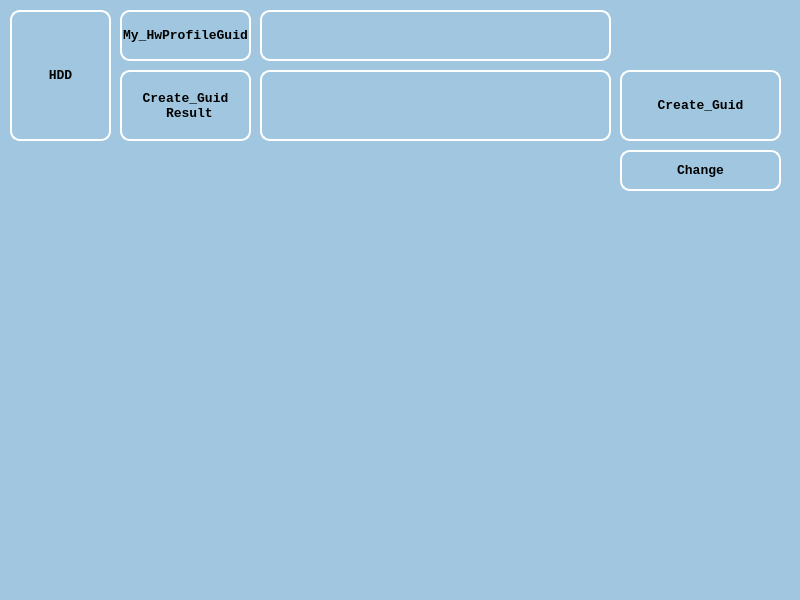
Before: the Qt Designer form my_design.ui in ckh2445/Python_Hwid_Changer, drawn with Qt 5.
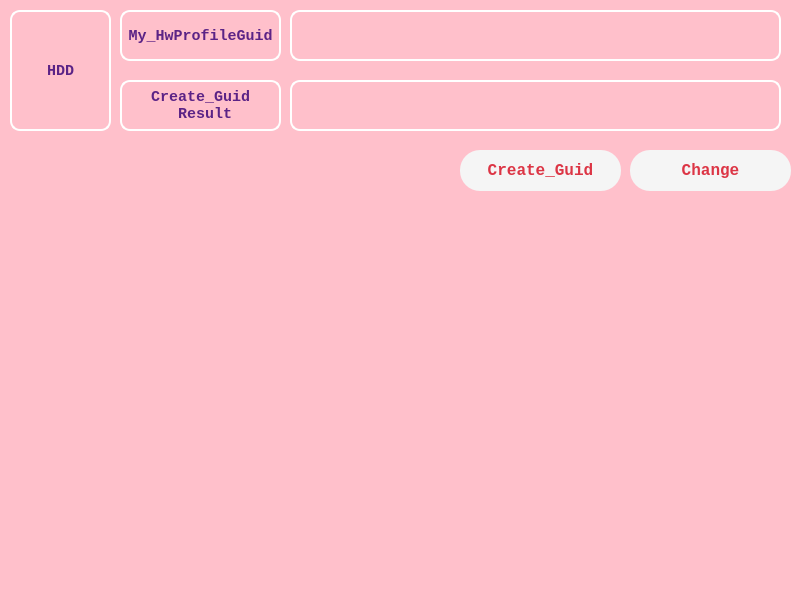
After: the same form once the commit is applied. Icons and pictures are not drawn.

What changed in the file:
```diff
--- a/my_design.ui
+++ b/my_design.ui
@@ -44,7 +44,7 @@
     <normaloff>../종합/다운로드.png</normaloff>../종합/다운로드.png</iconset>
   </property>
   <property name="styleSheet">
-   <string notr="true">background-color: rgb(161, 199, 224);
+   <string notr="true">background-color: pink;
 QAbstractScrollArea.background:white;</string>
   </property>
   <property name="dockNestingEnabled">
@@ -54,7 +54,7 @@
    <widget class="QPushButton" name="BT_Change">
     <property name="geometry">
      <rect>
-      <x>620</x>
+      <x>630</x>
       <y>150</y>
       <width>161</width>
       <height>41</height>
@@ -63,7 +63,7 @@
     <property name="font">
      <font>
       <family>Consolas</family>
-      <pointsize>10</pointsize>
+      <pointsize>12</pointsize>
       <weight>75</weight>
       <italic>false</italic>
       <bold>true</bold>
@@ -76,10 +76,10 @@
      <enum>Qt::NoFocus</enum>
     </property>
     <property name="styleSheet">
-     <string notr="true">background-color: rgba(0, 0, 0, 0);
- border: 2px solid white; 
-color: black;
-border-radius: 10px;</string>
+     <string notr="true">color: #dc3545;
+border-color: #dc3545;
+background-color: whitesmoke;
+border-radius: 20px;</string>
     </property>
     <property name="text">
      <string>Change</string>
@@ -90,22 +90,21 @@
      <rect>
       <x>120</x>
       <y>10</y>
-      <width>131</width>
+      <width>161</width>
       <height>51</height>
      </rect>
     </property>
     <property name="font">
      <font>
       <family>Consolas</family>
-      <pointsize>10</pointsize>
+      <pointsize>11</pointsize>
       <weight>75</weight>
       <bold>true</bold>
      </font>
     </property>
     <property name="styleSheet">
-     <string notr="true">background-color: rgba(0, 0, 0, 0);
- border: 2px solid white; 
-color: black;
+     <string notr="true">border: 2px solid white; 
+color: #5B2386;
 border-radius: 10px;</string>
     </property>
     <property name="text">
@@ -118,16 +117,16 @@
    <widget class="QPushButton" name="BT_Create">
     <property name="geometry">
      <rect>
-      <x>620</x>
-      <y>70</y>
+      <x>460</x>
+      <y>150</y>
       <width>161</width>
-      <height>71</height>
+      <height>41</height>
      </rect>
     </property>
     <property name="font">
      <font>
       <family>Consolas</family>
-      <pointsize>10</pointsize>
+      <pointsize>12</pointsize>
       <weight>75</weight>
       <italic>false</italic>
       <bold>true</bold>
@@ -140,10 +139,10 @@
      <enum>Qt::NoFocus</enum>
     </property>
     <property name="styleSheet">
-     <string notr="true">background-color: rgba(0, 0, 0, 0);
- border: 2px solid white; 
-color: black;
-border-radius: 10px;</string>
+     <string notr="true">color: #dc3545;
+border-color: #dc3545;
+background-color: whitesmoke;
+border-radius: 20px;</string>
     </property>
     <property name="text">
      <string>Create_Guid</string>
@@ -152,24 +151,23 @@
    <widget class="QLabel" name="label_4">
     <property name="geometry">
      <rect>
-      <x>260</x>
+      <x>290</x>
       <y>10</y>
-      <width>351</width>
+      <width>491</width>
       <height>51</height>
      </rect>
     </property>
     <property name="font">
      <font>
       <family>Consolas</family>
-      <pointsize>10</pointsize>
+      <pointsize>11</pointsize>
       <weight>75</weight>
       <bold>true</bold>
      </font>
     </property>
     <property name="styleSheet">
-     <string notr="true">background-color: rgba(0, 0, 0, 0);
- border: 2px solid white; 
-color: black;
+     <string notr="true">border: 2px solid white; 
+color: #5B2386;
 border-radius: 10px;</string>
     </property>
     <property name="text">
@@ -185,21 +183,20 @@
       <x>10</x>
       <y>10</y>
       <width>101</width>
-      <height>131</height>
+      <height>121</height>
      </rect>
     </property>
     <property name="font">
      <font>
       <family>Consolas</family>
-      <pointsize>10</pointsize>
+      <pointsize>11</pointsize>
       <weight>75</weight>
       <bold>true</bold>
      </font>
     </property>
     <property name="styleSheet">
-     <string notr="true">background-color: rgba(0, 0, 0, 0);
- border: 2px solid white; 
-color: black;
+     <string notr="true">border: 2px solid white; 
+color: #5B2386;
 border-radius: 10px;</string>
     </property>
     <property name="text">
@@ -213,23 +210,22 @@
     <property name="geometry">
      <rect>
       <x>120</x>
-      <y>70</y>
-      <width>131</width>
-      <height>71</height>
+      <y>80</y>
+      <width>161</width>
+      <height>51</height>
      </rect>
     </property>
     <property name="font">
      <font>
       <family>Consolas</family>
-      <pointsize>10</pointsize>
+      <pointsize>11</pointsize>
       <weight>75</weight>
       <bold>true</bold>
      </font>
     </property>
     <property name="styleSheet">
-     <string notr="true">background-color: rgba(0, 0, 0, 0);
- border: 2px solid white; 
-color: black;
+     <string notr="true">border: 2px solid white; 
+color: #5B2386;
 border-radius: 10px;</string>
     </property>
     <property name="text">
@@ -243,24 +239,23 @@
    <widget class="QLabel" name="label_6">
     <property name="geometry">
      <rect>
-      <x>260</x>
-      <y>70</y>
-      <width>351</width>
-      <height>71</height>
+      <x>290</x>
+      <y>80</y>
+      <width>491</width>
+      <height>51</height>
      </rect>
     </property>
     <property name="font">
      <font>
       <family>Consolas</family>
-      <pointsize>10</pointsize>
+      <pointsize>11</pointsize>
       <weight>75</weight>
       <bold>true</bold>
      </font>
     </property>
     <property name="styleSheet">
-     <string notr="true">background-color: rgba(0, 0, 0, 0);
- border: 2px solid white; 
-color: black;
+     <string notr="true">border: 2px solid white; 
+color: #5B2386;
 border-radius: 10px;</string>
     </property>
     <property name="text">
```
